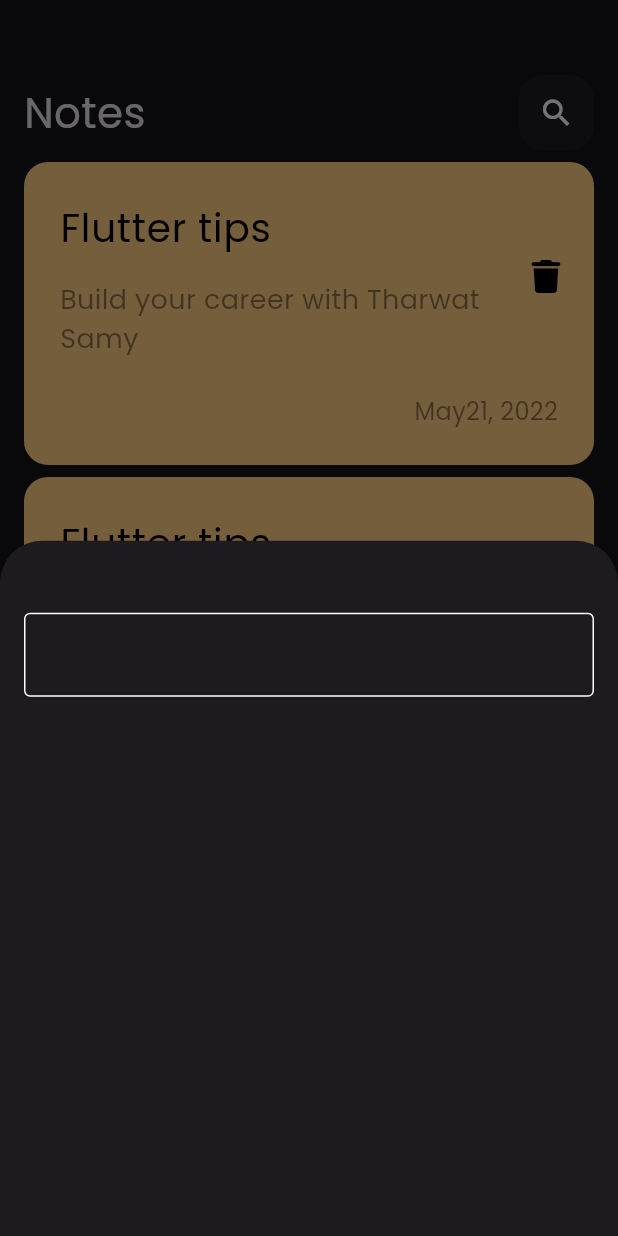
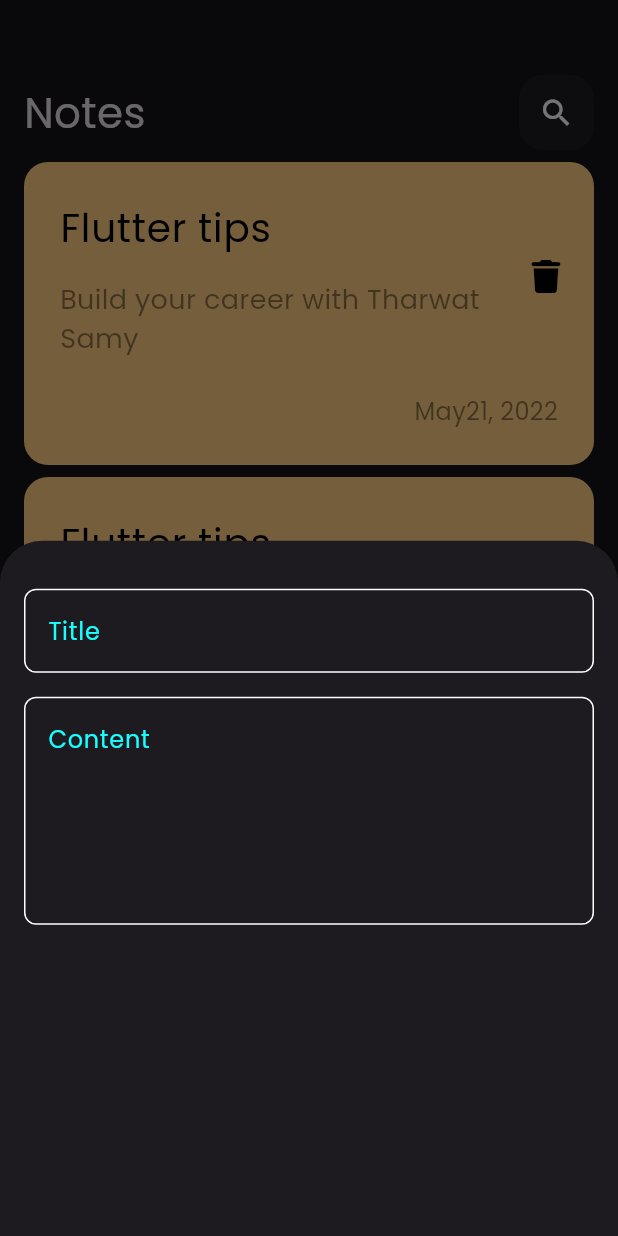
Before and after one commit to galal-mahmoud/notes_app, a Flutter app: the screen it shows after launch, after a tap on the "add" icon, on a phone screen of 412 x 824 dp. Run offline on Flutter 3.47's test engine with Material 3 defaults, Android fonts, the phone set to English and light mode, and no system bars; our stand-ins replace font_awesome_flutter.

Commit message:
create constant file and modify custom text field

```diff
--- /dev/null
+++ b/lib/constant.dart
@@ -0,0 +1,4 @@
+
+import 'package:flutter/material.dart';
+
+const Color kPrimaryColor = Colors.cyanAccent;
--- a/lib/widgets/add_note_model_sheet.dart
+++ b/lib/widgets/add_note_model_sheet.dart
@@ -13,9 +13,18 @@ class AddNoteModelShett extends StatelessWidget {
       child: Column(
         children: [
           SizedBox(
-            height: 48.0,
+            height: 32.0,
           ),
-          CustomTextField()
+          CustomTextField(
+            hint: 'Title',
+          ),
+          SizedBox(
+            height: 16,
+          ),
+          CustomTextField(
+            hint: 'Content',
+            maxLines: 5,
+          ),
         ],
       ),
     );
--- a/lib/widgets/custom_text_field.dart
+++ b/lib/widgets/custom_text_field.dart
@@ -1,26 +1,34 @@
 import 'package:flutter/material.dart';
+import 'package:notes_app/constant.dart';
 
 class CustomTextField extends StatelessWidget {
   const CustomTextField({
-    super.key,
+    super.key, required this.hint, this.maxLines = 1
   });
-
+  final String hint;
+  final int maxLines;
   @override
   Widget build(BuildContext context) {
-    return const TextField(
+    return  TextField(
+      cursorColor: kPrimaryColor,
+      maxLines: maxLines,
       decoration: InputDecoration(
-
-          enabledBorder: OutlineInputBorder(
-            borderSide: BorderSide(
-              color: Colors.white,
-            ),
+        hintText: hint,
+          hintStyle: const TextStyle(
+            color: kPrimaryColor
           ),
-          focusedBorder: OutlineInputBorder(
-              borderSide: BorderSide(
-                color: Colors.cyanAccent,
-              )
-          )
+          enabledBorder: buildBorder(color: Colors.white),
+          focusedBorder: buildBorder(color: kPrimaryColor)
       ),
     );
   }
+
+  OutlineInputBorder buildBorder({required Color color}) {
+    return  OutlineInputBorder(
+      borderRadius: BorderRadius.circular(8.0),
+            borderSide: BorderSide(
+              color: color,
+            )
+        );
+  }
 }
```
